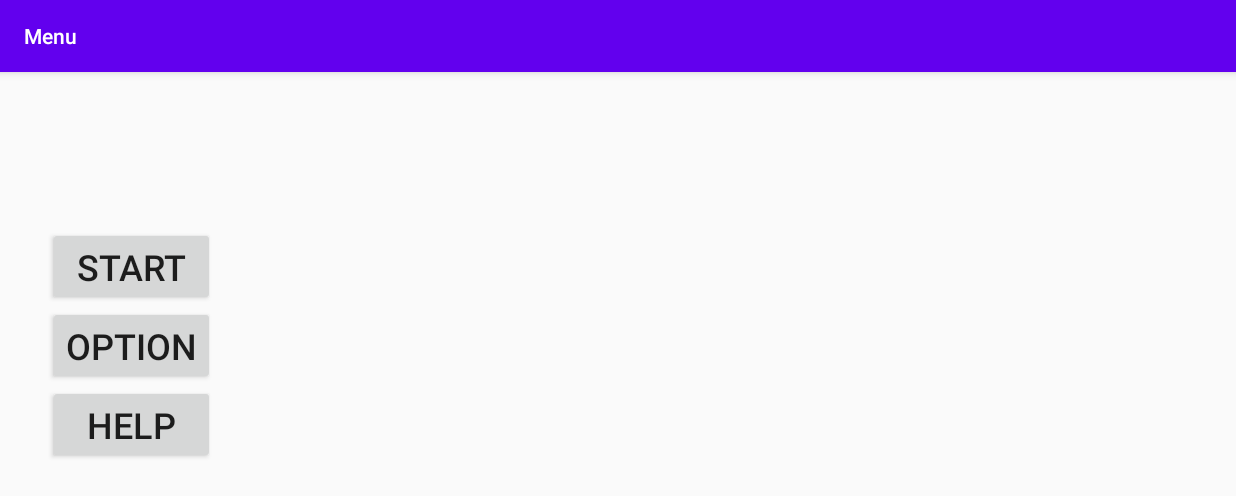
After one commit to muvda/bugfinder, an Android app: the MenuActivity screen opened directly, with no data from a screen before it, on a phone screen of 824 x 412 dp (held sideways). The commit adds this screen. Shown: the top 496 px of the screen. Run offline under Robolectric (Android 15) with nearby library versions, the phone set to English and light mode, and no system bars.

Commit message:
Add main menu
Add main menu activity, create game, help, option and welcome activities as placeholder

```diff
--- a/app/build.gradle
+++ b/app/build.gradle
@@ -20,12 +20,17 @@ android {
             proguardFiles getDefaultProguardFile('proguard-android-optimize.txt'), 'proguard-rules.pro'
         }
     }
+    compileOptions {
+        sourceCompatibility JavaVersion.VERSION_1_8
+        targetCompatibility JavaVersion.VERSION_1_8
+    }
 }
 
 dependencies {
     implementation fileTree(dir: "libs", include: ["*.jar"])
     implementation 'androidx.appcompat:appcompat:1.2.0'
     implementation 'androidx.constraintlayout:constraintlayout:2.0.2'
+    implementation 'com.google.android.material:material:1.2.1'
     testImplementation 'junit:junit:4.12'
     androidTestImplementation 'androidx.test.ext:junit:1.1.2'
     androidTestImplementation 'androidx.test.espresso:espresso-core:3.3.0'
--- /dev/null
+++ b/app/src/main/java/ca/sfu/cmpt276/as3/MenuActivity.java
@@ -0,0 +1,46 @@
+package ca.sfu.cmpt276.as3;
+
+import androidx.appcompat.app.AppCompatActivity;
+
+import android.content.Context;
+import android.content.Intent;
+import android.os.Bundle;
+import android.view.View;
+import android.widget.Button;
+
+public class MenuActivity extends AppCompatActivity {
+
+    @Override
+    protected void onCreate(Bundle savedInstanceState) {
+        super.onCreate(savedInstanceState);
+        setContentView(R.layout.activity_menu);
+
+        setupButton();
+    }
+
+    private void setupButton() {
+        Button buttonStart = findViewById(R.id.button_menu_start);
+        Button buttonOption = findViewById(R.id.button_menu_option);
+        Button buttonHelp = findViewById(R.id.button_menu_help);
+
+        buttonStart.setOnClickListener(v -> {
+            Intent intent = GameActivity.makeIntent(MenuActivity.this);
+            startActivity(intent);
+        });
+
+        buttonOption.setOnClickListener(v -> {
+            Intent intent = OptionActivity.makeIntent(MenuActivity.this);
+            startActivity(intent);
+        });
+
+        buttonHelp.setOnClickListener(v -> {
+            Intent intent = HelpActivity.makeIntent(MenuActivity.this);
+            startActivity(intent);
+        });
+    }
+
+    public static Intent makeIntent(Context context){
+        return new Intent(context,MenuActivity.class);
+    }
+
+}
--- /dev/null
+++ b/app/src/main/res/layout/activity_menu.xml
@@ -0,0 +1,39 @@
+<?xml version="1.0" encoding="utf-8"?>
+<androidx.constraintlayout.widget.ConstraintLayout xmlns:android="http://schemas.android.com/apk/res/android"
+    xmlns:app="http://schemas.android.com/apk/res-auto"
+    xmlns:tools="http://schemas.android.com/tools"
+    android:layout_width="match_parent"
+    android:layout_height="match_parent"
+    tools:context=".MenuActivity">
+
+    <LinearLayout
+        android:layout_width="wrap_content"
+        android:layout_height="wrap_content"
+        android:layout_marginStart="32dp"
+        android:orientation="vertical"
+        app:layout_constraintBottom_toBottomOf="parent"
+        app:layout_constraintStart_toStartOf="parent"
+        app:layout_constraintTop_toTopOf="parent">
+
+        <Button
+            android:id="@+id/button_menu_start"
+            android:layout_width="match_parent"
+            android:layout_height="wrap_content"
+            android:text="@string/start"
+            android:textSize="24sp" />
+
+        <Button
+            android:id="@+id/button_menu_option"
+            android:layout_width="match_parent"
+            android:layout_height="wrap_content"
+            android:text="@string/option"
+            android:textSize="24sp" />
+
+        <Button
+            android:id="@+id/button_menu_help"
+            android:layout_width="match_parent"
+            android:layout_height="wrap_content"
+            android:text="@string/help"
+            android:textSize="24sp" />
+    </LinearLayout>
+</androidx.constraintlayout.widget.ConstraintLayout>
--- a/app/src/main/res/values/strings.xml
+++ b/app/src/main/res/values/strings.xml
@@ -1,3 +1,7 @@
 <resources>
     <string name="app_name">As3</string>
+    <string name="skip_to_main_menu">Skip to Main Menu</string>
+    <string name="start">Start</string>
+    <string name="option">Option</string>
+    <string name="help">Help</string>
 </resources>
```
Also changed, not shown: app/src/main/AndroidManifest.xml (+26 -1 lines), app/src/main/java/ca/sfu/cmpt276/as3/GameActivity.java (added, +20 -0 lines), app/src/main/java/ca/sfu/cmpt276/as3/HelpActivity.java (added, +20 -0 lines), app/src/main/java/ca/sfu/cmpt276/as3/MainActivity.java (+14 -0 lines), app/src/main/java/ca/sfu/cmpt276/as3/OptionActivity.java (added, +19 -0 lines), app/src/main/res/layout/activity_game.xml (added, +9 -0 lines), app/src/main/res/layout/activity_help.xml (added, +8 -0 lines), app/src/main/res/layout/activity_main.xml (+8 -6 lines), app/src/main/res/layout/activity_option.xml (added, +8 -0 lines), app/src/main/res/values/styles.xml (+9 -0 lines).
